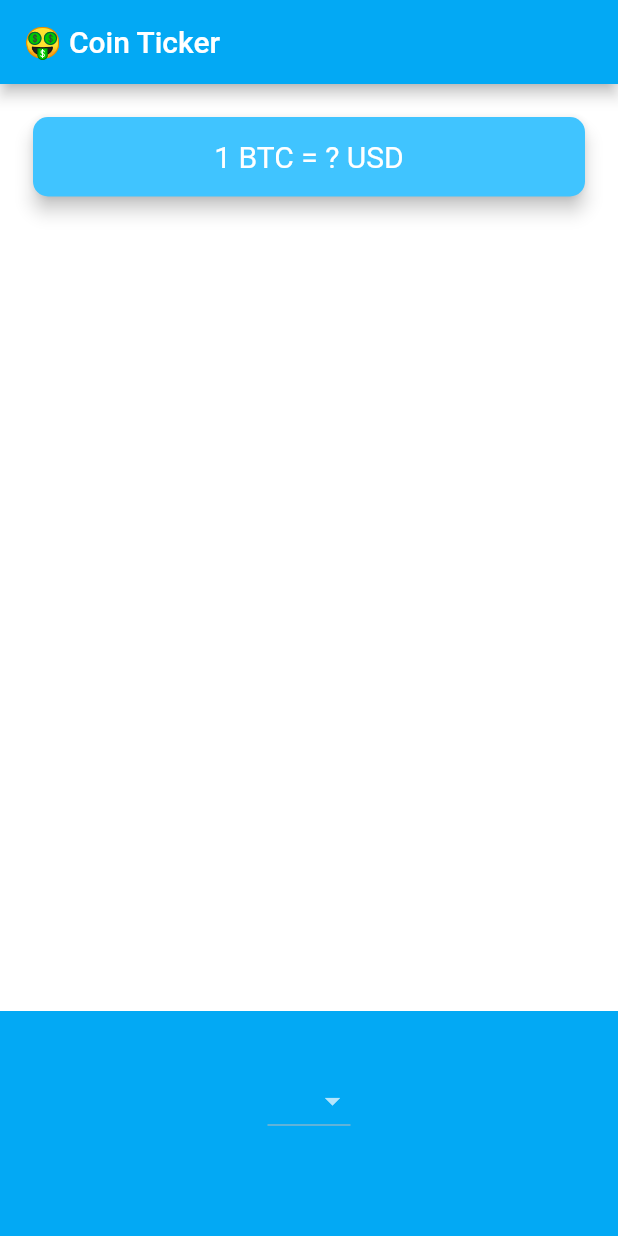
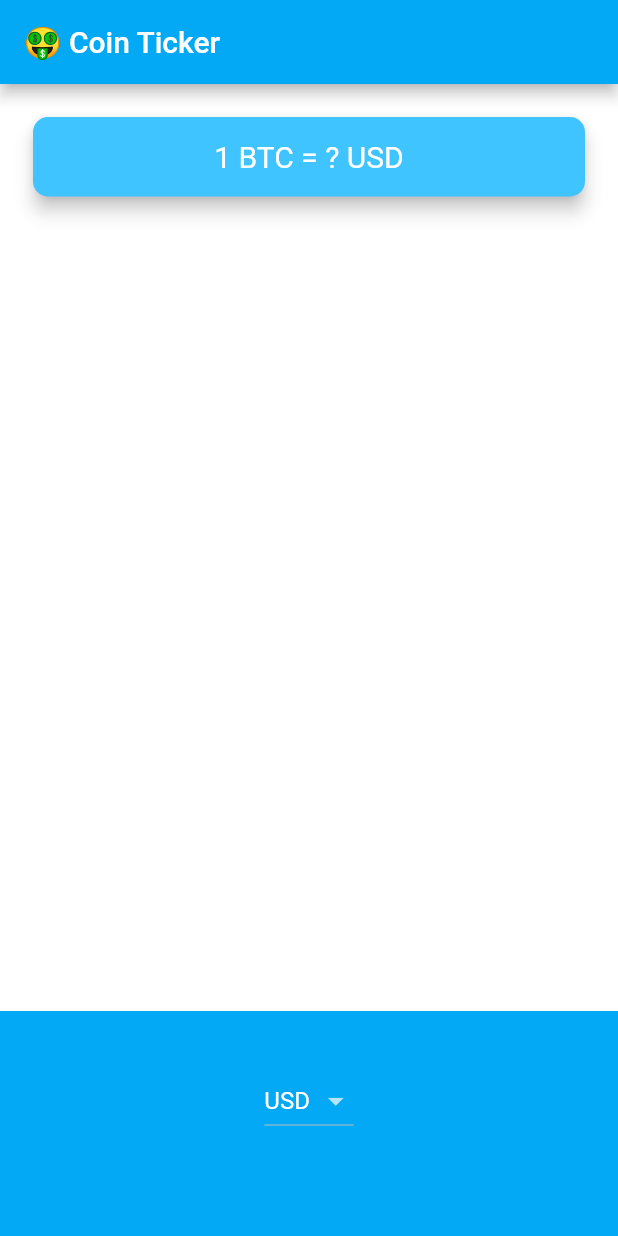
Before and after one commit to anlv-dev/bitcoin, a Flutter app: the screen it shows after launch, on a phone screen of 412 x 824 dp. Run offline on Flutter 3.47's test engine with Material 2 defaults, Android fonts, the phone set to English and light mode, and no system bars.

```diff
--- a/lib/price_screen.dart
+++ b/lib/price_screen.dart
@@ -7,10 +7,20 @@ class PriceScreen extends StatefulWidget {
 }
 
 class _PriceScreenState extends State<PriceScreen> {
-  String currencyData;
-  CoinData coinData = CoinData();
+  String selectedCurrency = 'USD';
+
   //String currentItem;
-  void getDropDownMenu() {}
+  List<DropdownMenuItem> getDropDownMenuItem() {
+    List<DropdownMenuItem<String>> dropDownItems = [];
+    for (String currency in currenciesList) {
+      var dropDownMenu = DropdownMenuItem(
+        value: currency,
+        child: Text(currency),
+      );
+      dropDownItems.add(dropDownMenu);
+    }
+    return dropDownItems;
+  }
 
   @override
   Widget build(BuildContext context) {
@@ -49,25 +59,14 @@ class _PriceScreenState extends State<PriceScreen> {
               padding: EdgeInsets.only(bottom: 30.0),
               color: Colors.lightBlue,
               child: DropdownButton<String>(
-              value: currencyData,
-              items: [
-                DropdownMenuItem(
-                  value: 'USD',
-                  child: Text('USD'),
-                ),
-                DropdownMenuItem(
-                  value: 'CAD',
-                  child: Text('CAD'),
-                ),
-              ],
+                value: selectedCurrency,
+                items: getDropDownMenuItem(),
                 onChanged: (value) {
                   setState(() {
-                  currencyData = value;
-                  print(value);
+                    selectedCurrency = value;
                   });
                 },
-            ),
-          ),
+              )),
         ],
       ),
     );
```
Lines whose indentation alone changed are shown as unchanged.
